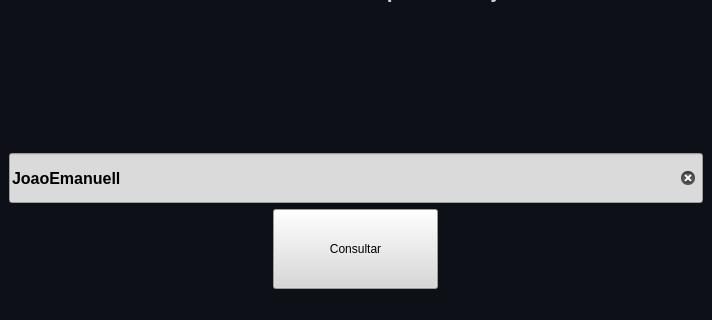
Old version of the form Projetos/GitHub_user_information/layouts/user_name_information.ui in the repository JoaoEmanuell/Meus-Estudos-Python; both pictures show x 0 to 712 and y 175 to 495 of the 712 by 495 pixel window.
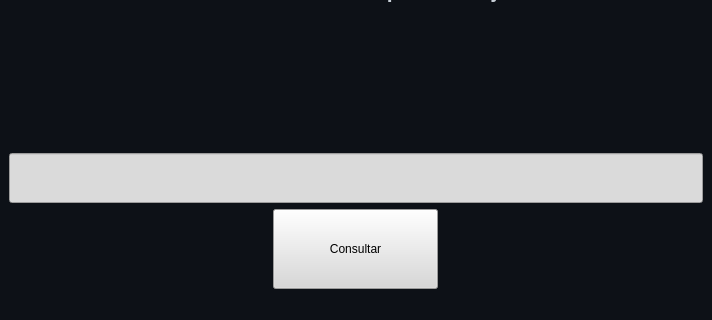
New version of the form.

Commit message: User 0 repos bug fixed

Diff of the .ui file:
```diff
--- a/Projetos/GitHub_user_information/layouts/user_name_information.ui
+++ b/Projetos/GitHub_user_information/layouts/user_name_information.ui
@@ -59,7 +59,7 @@
          <string notr="true">background-color: rgb(218, 218, 218);</string>
         </property>
         <property name="text">
-         <string>JoaoEmanuell</string>
+         <string/>
         </property>
         <property name="dragEnabled">
          <bool>false</bool>
```
The commit also changes 1 other file.
